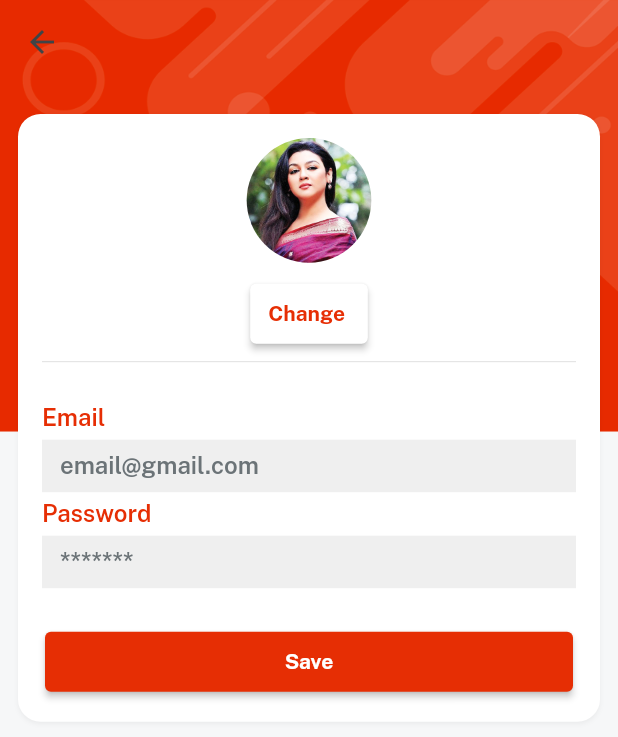
After one commit to abdGhost/emart, a Flutter app: the ProfileScreen screen opened directly, after a tap on the "edit" icon, on a phone screen of 412 x 824 dp. The commit adds this screen. Shown: the top 737 px of the screen. Run offline on Flutter 3.47's test engine with Material 2 defaults, Android fonts, the phone set to English and light mode, and no system bars; our stand-ins replace cloud_firestore, firebase_auth, firebase_core, get, velocity_x; accounts and stored records are empty.

Commit message:
Created edit_profile_screen UI

```diff
--- /dev/null
+++ b/lib/views/profile_screens/edit_profile_screen.dart
@@ -0,0 +1,50 @@
+import 'package:emart_app/widgets/bg_widget.dart';
+import 'package:emart_app/widgets/custom_textfield_widget.dart';
+import 'package:emart_app/widgets/our_button_widget.dart';
+
+import '../../consts/consts.dart';
+
+class EditProfileScreen extends StatelessWidget {
+  const EditProfileScreen({super.key});
+
+  @override
+  Widget build(BuildContext context) {
+    return bgWidget(
+      child: Scaffold(
+        appBar: AppBar(),
+        body: Column(
+          mainAxisSize: MainAxisSize.min,
+          children: [
+            Image.asset(
+              imgProfile2,
+              width: 100,
+              fit: BoxFit.cover,
+            ).box.roundedFull.clip(Clip.antiAlias).make(),
+            10.heightBox,
+            ourButton(onPressed: () {}, color: whiteColor, textColor: redColor, title: 'Change '),
+            const Divider(),
+            20.heightBox,
+            customTextfieldWidget(
+              title: email,
+              hint: emailHint,
+            ),
+            customTextfieldWidget(
+              title: password,
+              hint: passwordHint,
+            ),
+            20.heightBox,
+            SizedBox(
+              width: context.screenWidth - 60,
+              child: ourButton(
+                onPressed: () {},
+                color: redColor,
+                textColor: whiteColor,
+                title: 'Save',
+              ),
+            ),
+          ],
+        ).box.white.rounded.shadowSm.padding(const EdgeInsets.all(16)).margin(const EdgeInsets.only(top: 20, left: 12, right: 12)).make(),
+      ),
+    );
+  }
+}
--- a/lib/views/profile_screens/profile_screen.dart
+++ b/lib/views/profile_screens/profile_screen.dart
@@ -2,6 +2,7 @@ import 'package:emart_app/consts/icons_list.dart';
 import 'package:emart_app/controllers/auth_controller/auth_controller.dart';
 import 'package:emart_app/views/auth_screens/login_screen.dart';
 import 'package:emart_app/views/profile_screens/components/details_card.dart';
+import 'package:emart_app/views/profile_screens/edit_profile_screen.dart';
 import 'package:emart_app/widgets/bg_widget.dart';
 import 'package:get/get.dart';
 
@@ -27,7 +28,9 @@ class ProfileScreen extends StatelessWidget {
                     color: whiteColor,
                   ),
                 ),
-              ),
+              ).onTap(() {
+                Get.to(() => const EditProfileScreen());
+              }),
               //Profile Details Section
               Row(
                 children: [
```
